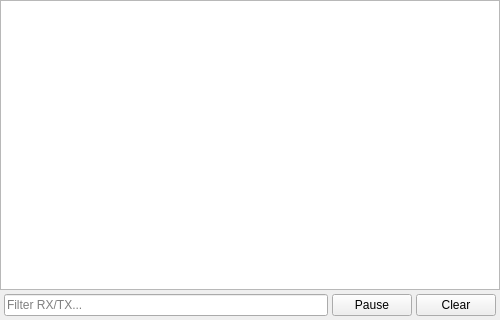
Above: ui/console/console_widget.ui from ElOvo123/Cellcharger before the change. Below: the same form after it.
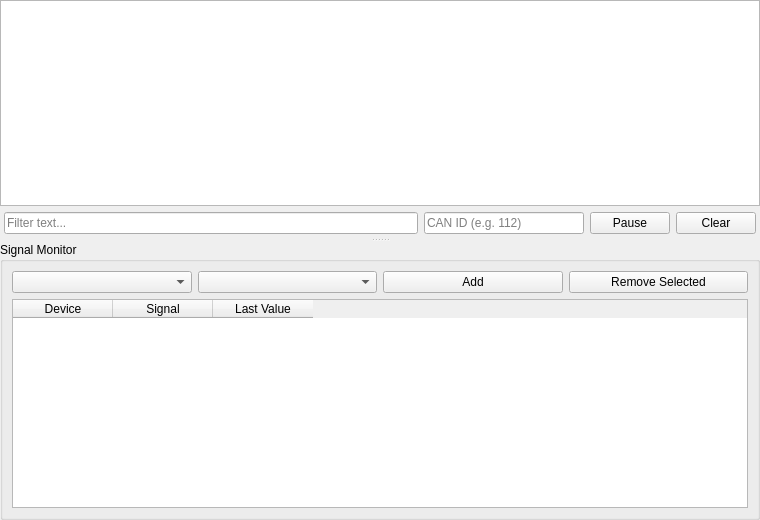
That is the form after the change.

Commit message: added pcp decoder and also the changew console to see better signals in console

```diff
--- a/ui/console/console_widget.ui
+++ b/ui/console/console_widget.ui
@@ -6,14 +6,35 @@
    <rect>
     <x>0</x>
     <y>0</y>
-    <width>500</width>
-    <height>320</height>
+    <width>760</width>
+    <height>520</height>
    </rect>
   </property>
   <layout class="QVBoxLayout" name="verticalLayout">
    <property name="spacing">
-    <number>4</number>
+    <number>6</number>
    </property>
+   <property name="leftMargin">
+    <number>0</number>
+   </property>
+   <property name="topMargin">
+    <number>0</number>
+   </property>
+   <property name="rightMargin">
+    <number>0</number>
+   </property>
+   <property name="bottomMargin">
+    <number>0</number>
+   </property>
+
+   <item>
+    <widget class="QSplitter" name="mainSplitter">
+     <property name="orientation">
+      <enum>Qt::Vertical</enum>
+     </property>
+
+     <widget class="QWidget" name="trafficPage">
+      <layout class="QVBoxLayout" name="trafficLayout">
    <property name="leftMargin">
     <number>0</number>
    </property>
@@ -53,7 +74,30 @@
      <item>
       <widget class="QLineEdit" name="filterEdit">
        <property name="placeholderText">
-        <string>Filter RX/TX...</string>
+            <string>Filter text...</string>
+           </property>
+           <property name="clearButtonEnabled">
+            <bool>true</bool>
+           </property>
+          </widget>
+         </item>
+
+         <item>
+          <widget class="QLineEdit" name="idFilterEdit">
+           <property name="minimumSize">
+            <size>
+             <width>120</width>
+             <height>0</height>
+            </size>
+           </property>
+           <property name="maximumSize">
+            <size>
+             <width>160</width>
+             <height>16777215</height>
+            </size>
+           </property>
+           <property name="placeholderText">
+            <string>CAN ID (e.g. 112)</string>
        </property>
        <property name="clearButtonEnabled">
         <bool>true</bool>
@@ -79,8 +123,84 @@
        </property>
       </widget>
      </item>
+        </layout>
+       </item>
+      </layout>
+     </widget>
 
-    </layout>
+     <widget class="QGroupBox" name="signalMonitorGroup">
+      <property name="title">
+       <string>Signal Monitor</string>
+      </property>
+      <layout class="QVBoxLayout" name="signalMonitorLayout">
+       <item>
+        <layout class="QHBoxLayout" name="watchControlsLayout">
+         <item>
+          <widget class="QComboBox" name="deviceComboBox"/>
+         </item>
+
+         <item>
+          <widget class="QComboBox" name="signalComboBox"/>
+         </item>
+
+         <item>
+          <widget class="QPushButton" name="addSignalButton">
+           <property name="text">
+            <string>Add</string>
+           </property>
+          </widget>
+         </item>
+
+         <item>
+          <widget class="QPushButton" name="removeSignalButton">
+           <property name="text">
+            <string>Remove Selected</string>
+           </property>
+          </widget>
+         </item>
+        </layout>
+       </item>
+
+       <item>
+        <widget class="QTableWidget" name="signalsTable">
+         <property name="columnCount">
+          <number>3</number>
+         </property>
+         <property name="rowCount">
+          <number>0</number>
+         </property>
+         <property name="selectionBehavior">
+          <enum>QAbstractItemView::SelectRows</enum>
+         </property>
+         <property name="selectionMode">
+          <enum>QAbstractItemView::SingleSelection</enum>
+         </property>
+         <property name="editTriggers">
+          <enum>QAbstractItemView::NoEditTriggers</enum>
+         </property>
+         <property name="alternatingRowColors">
+          <bool>true</bool>
+         </property>
+         <column>
+          <property name="text">
+           <string>Device</string>
+          </property>
+         </column>
+         <column>
+          <property name="text">
+           <string>Signal</string>
+          </property>
+         </column>
+         <column>
+          <property name="text">
+           <string>Last Value</string>
+          </property>
+         </column>
+        </widget>
+       </item>
+      </layout>
+     </widget>
+    </widget>
    </item>
 
   </layout>
```
Lines whose indentation alone changed are shown as unchanged. The commit also changes 9 other files.
